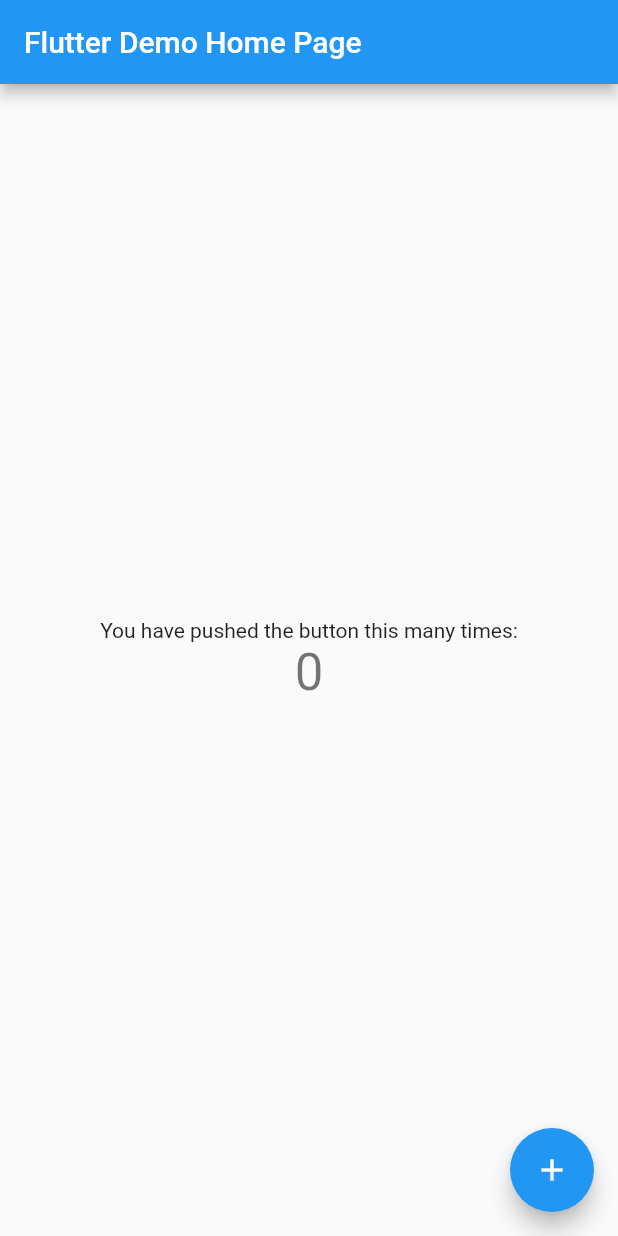
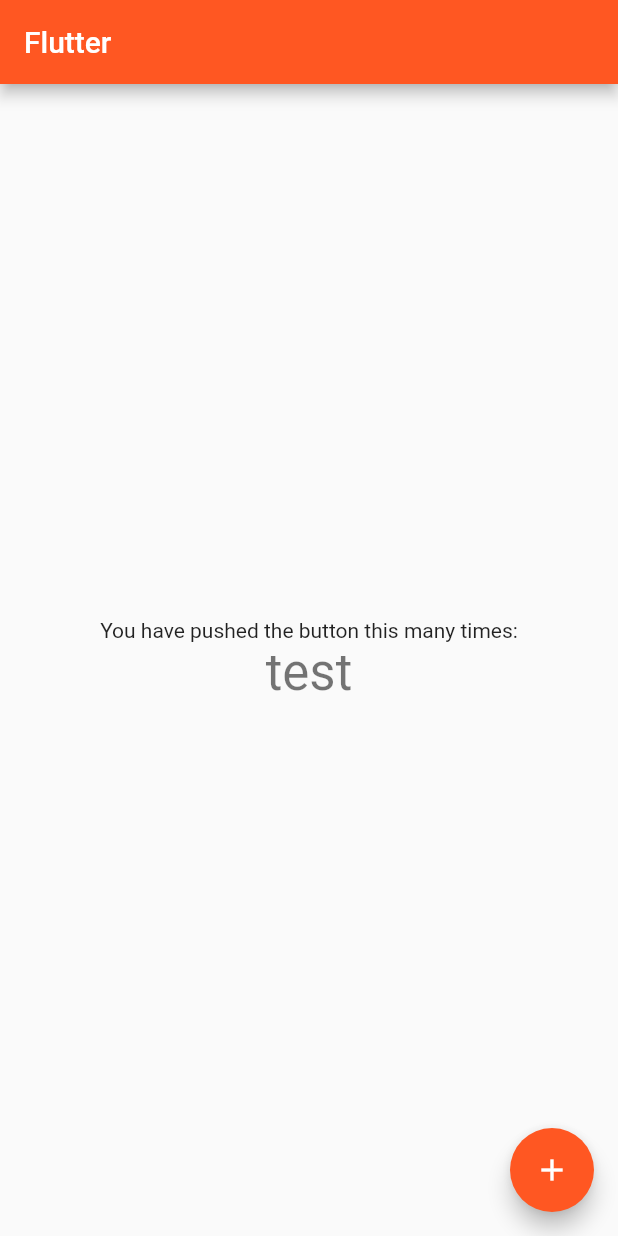
Before and after one commit to kolja-esders/mash, a Flutter app: the screen it shows after launch, on a phone screen of 412 x 824 dp. Run offline on Flutter 3.47's test engine with Material 2 defaults, Android fonts, the phone set to English and light mode, and no system bars.

Commit message:
Theme and title change

```diff
--- a/lib/main.dart
+++ b/lib/main.dart
@@ -9,17 +9,9 @@ class MyApp extends StatelessWidget {
     return new MaterialApp(
       title: 'Flutter Demo',
       theme: new ThemeData(
-        // This is the theme of your application.
-        //
-        // Try running your application with "flutter run". You'll see the
-        // application has a blue toolbar. Then, without quitting the app, try
-        // changing the primarySwatch below to Colors.green and then invoke
-        // "hot reload" (press "r" in the console where you ran "flutter run",
-        // or press Run > Flutter Hot Reload in IntelliJ). Notice that the
-        // counter didn't reset back to zero; the application is not restarted.
-        primarySwatch: Colors.blue,
+        primarySwatch: Colors.deepOrange,
       ),
-      home: new MyHomePage(title: 'Flutter Demo Home Page'),
+      home: new MyHomePage(title: 'Flutter'),
     );
   }
 }
@@ -43,16 +35,9 @@ class MyHomePage extends StatefulWidget {
 }
 
 class _MyHomePageState extends State<MyHomePage> {
-  int _counter = 0;
 
   void _incrementCounter() {
     setState(() {
-      // This call to setState tells the Flutter framework that something has
-      // changed in this State, which causes it to rerun the build method below
-      // so that the display can reflect the updated values. If we changed
-      // _counter without calling setState(), then the build method would not be
-      // called again, and so nothing would appear to happen.
-      _counter++;
     });
   }
 
@@ -93,14 +78,14 @@ class _MyHomePageState extends State<MyHomePage> {
               'You have pushed the button this many times:',
             ),
             new Text(
-              '$_counter',
+              'test',
               style: Theme.of(context).textTheme.display1,
             ),
           ],
         ),
       ),
       floatingActionButton: new FloatingActionButton(
-        onPressed: _incrementCounter,
+        onPressed: () => { },
         tooltip: 'Increment',
         child: new Icon(Icons.add),
       ), // This trailing comma makes auto-formatting nicer for build methods.
```
